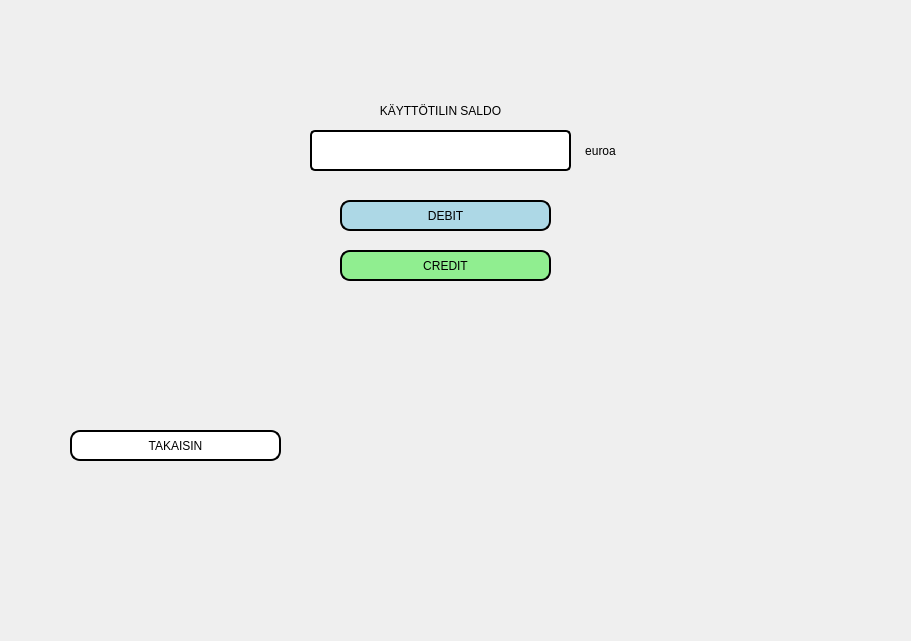
Old version of the form bank_automat/saldopage.ui in the repository tvt20kmo-ohjelmistokehitysprojekti/Group1.
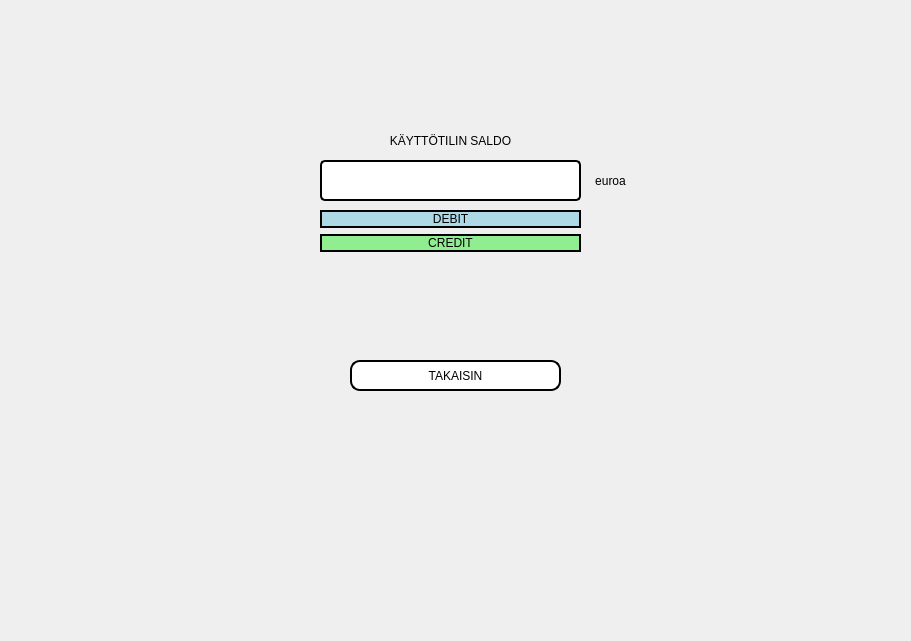
New version of the form.

Commit message: menupage, saldopage update

Patch:
```diff
--- a/bank_automat/saldopage.ui
+++ b/bank_automat/saldopage.ui
@@ -48,8 +48,8 @@
   <widget class="QLabel" name="label_7">
    <property name="geometry">
     <rect>
-     <x>330</x>
-     <y>90</y>
+     <x>340</x>
+     <y>120</y>
      <width>221</width>
      <height>41</height>
     </rect>
@@ -67,8 +67,8 @@
   <widget class="QPushButton" name="Btn_Takaisin">
    <property name="geometry">
     <rect>
-     <x>70</x>
-     <y>430</y>
+     <x>350</x>
+     <y>360</y>
      <width>211</width>
      <height>31</height>
     </rect>
@@ -84,8 +84,8 @@
   <widget class="QLabel" name="label_8">
    <property name="geometry">
     <rect>
-     <x>570</x>
-     <y>130</y>
+     <x>580</x>
+     <y>160</y>
      <width>61</width>
      <height>41</height>
     </rect>
@@ -100,28 +100,11 @@
     <set>Qt::AlignCenter</set>
    </property>
   </widget>
-  <widget class="QPushButton" name="Btn_Debit">
-   <property name="geometry">
-    <rect>
-     <x>340</x>
-     <y>200</y>
-     <width>211</width>
-     <height>31</height>
-    </rect>
-   </property>
-   <property name="styleSheet">
-    <string notr="true">selection-color: rgb(0, 170, 255);
-background-color: lightblue;</string>
-   </property>
-   <property name="text">
-    <string>DEBIT</string>
-   </property>
-  </widget>
   <widget class="QLabel" name="Label_Saldo">
    <property name="geometry">
     <rect>
-     <x>310</x>
-     <y>130</y>
+     <x>320</x>
+     <y>160</y>
      <width>261</width>
      <height>41</height>
     </rect>
@@ -167,22 +150,52 @@
     <set>Qt::AlignCenter</set>
    </property>
   </widget>
-  <widget class="QPushButton" name="Btn_Credit">
+  <widget class="QWidget" name="verticalLayoutWidget">
    <property name="geometry">
     <rect>
-     <x>340</x>
-     <y>250</y>
-     <width>211</width>
-     <height>31</height>
+     <x>320</x>
+     <y>210</y>
+     <width>261</width>
+     <height>81</height>
     </rect>
    </property>
-   <property name="styleSheet">
-    <string notr="true">selection-color: rgb(0, 170, 255);
+   <layout class="QVBoxLayout" name="verticalLayout">
+    <item>
+     <widget class="QPushButton" name="Btn_Debit">
+      <property name="styleSheet">
+       <string notr="true">selection-color: rgb(0, 170, 255);
+background-color: lightblue;</string>
+      </property>
+      <property name="text">
+       <string>DEBIT</string>
+      </property>
+     </widget>
+    </item>
+    <item>
+     <widget class="QPushButton" name="Btn_Credit">
+      <property name="styleSheet">
+       <string notr="true">selection-color: rgb(0, 170, 255);
 background-color: lightgreen;</string>
-   </property>
-   <property name="text">
-    <string>CREDIT</string>
-   </property>
+      </property>
+      <property name="text">
+       <string>CREDIT</string>
+      </property>
+     </widget>
+    </item>
+    <item>
+     <spacer name="verticalSpacer_2">
+      <property name="orientation">
+       <enum>Qt::Vertical</enum>
+      </property>
+      <property name="sizeHint" stdset="0">
+       <size>
+        <width>20</width>
+        <height>40</height>
+       </size>
+      </property>
+     </spacer>
+    </item>
+   </layout>
   </widget>
  </widget>
  <resources/>
```
The commit also changes 9 other files.
